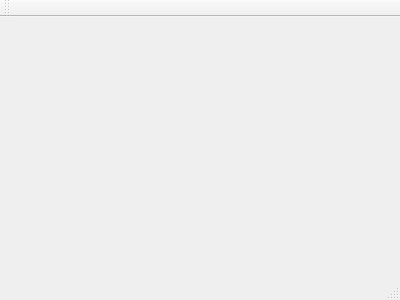
Old version of the form mainwindow.ui in the repository U5TCC55H/Elevator.
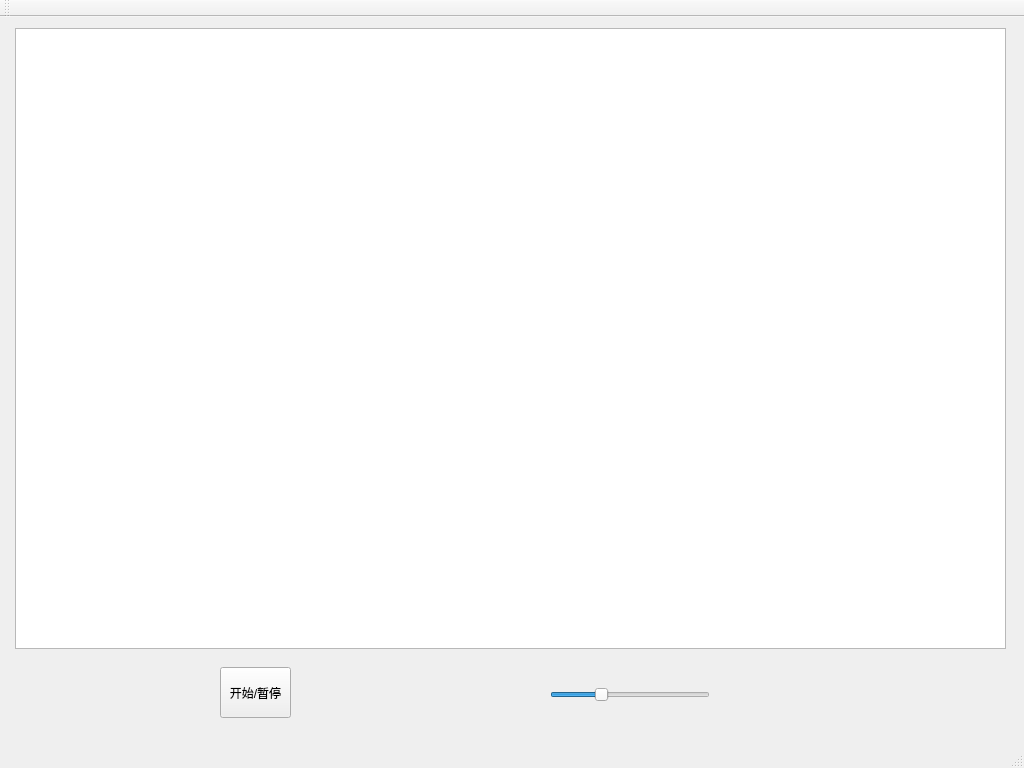
New version of the form.

Commit message: Quite good. Now better policy and GUI are required.

The edit to the form file:
```diff
--- a/mainwindow.ui
+++ b/mainwindow.ui
@@ -1,24 +1,109 @@
 <ui version="4.0">
  <class>MainWindow</class>
- <widget class="QMainWindow" name="MainWindow" >
-  <property name="geometry" >
+ <widget class="QMainWindow" name="MainWindow">
+  <property name="geometry">
    <rect>
     <x>0</x>
     <y>0</y>
-    <width>400</width>
-    <height>300</height>
+    <width>1024</width>
+    <height>768</height>
    </rect>
   </property>
-  <property name="windowTitle" >
+  <property name="sizePolicy">
+   <sizepolicy hsizetype="Fixed" vsizetype="Fixed">
+    <horstretch>0</horstretch>
+    <verstretch>0</verstretch>
+   </sizepolicy>
+  </property>
+  <property name="minimumSize">
+   <size>
+    <width>1024</width>
+    <height>768</height>
+   </size>
+  </property>
+  <property name="maximumSize">
+   <size>
+    <width>1024</width>
+    <height>768</height>
+   </size>
+  </property>
+  <property name="windowTitle">
    <string>MainWindow</string>
   </property>
-  <widget class="QMenuBar" name="menuBar" />
-  <widget class="QToolBar" name="mainToolBar" />
-  <widget class="QWidget" name="centralWidget" />
-  <widget class="QStatusBar" name="statusBar" />
+  <widget class="QWidget" name="centralWidget">
+   <widget class="QGraphicsView" name="graphicsView">
+    <property name="geometry">
+     <rect>
+      <x>15</x>
+      <y>11</y>
+      <width>991</width>
+      <height>621</height>
+     </rect>
+    </property>
+   </widget>
+   <widget class="QPushButton" name="pushButtonSwitch">
+    <property name="geometry">
+     <rect>
+      <x>220</x>
+      <y>650</y>
+      <width>71</width>
+      <height>51</height>
+     </rect>
+    </property>
+    <property name="text">
+     <string>开始/暂停</string>
+    </property>
+   </widget>
+   <widget class="QSlider" name="horizontalSliderSpeed">
+    <property name="geometry">
+     <rect>
+      <x>550</x>
+      <y>670</y>
+      <width>160</width>
+      <height>16</height>
+     </rect>
+    </property>
+    <property name="maximum">
+     <number>100</number>
+    </property>
+    <property name="value">
+     <number>30</number>
+    </property>
+    <property name="tracking">
+     <bool>true</bool>
+    </property>
+    <property name="orientation">
+     <enum>Qt::Horizontal</enum>
+    </property>
+    <property name="invertedAppearance">
+     <bool>false</bool>
+    </property>
+    <property name="invertedControls">
+     <bool>false</bool>
+    </property>
+   </widget>
+  </widget>
+  <widget class="QMenuBar" name="menuBar">
+   <property name="geometry">
+    <rect>
+     <x>0</x>
+     <y>0</y>
+     <width>1024</width>
+     <height>22</height>
+    </rect>
+   </property>
+  </widget>
+  <widget class="QToolBar" name="mainToolBar">
+   <attribute name="toolBarArea">
+    <enum>TopToolBarArea</enum>
+   </attribute>
+   <attribute name="toolBarBreak">
+    <bool>false</bool>
+   </attribute>
+  </widget>
+  <widget class="QStatusBar" name="statusBar"/>
  </widget>
- <layoutDefault spacing="6" margin="11" />
- <pixmapfunction></pixmapfunction>
+ <layoutdefault spacing="6" margin="11"/>
  <resources/>
  <connections/>
 </ui>
```
Left out of the diff: 1 changed line with no effect on the pictures. The commit also changes 17 other files.
